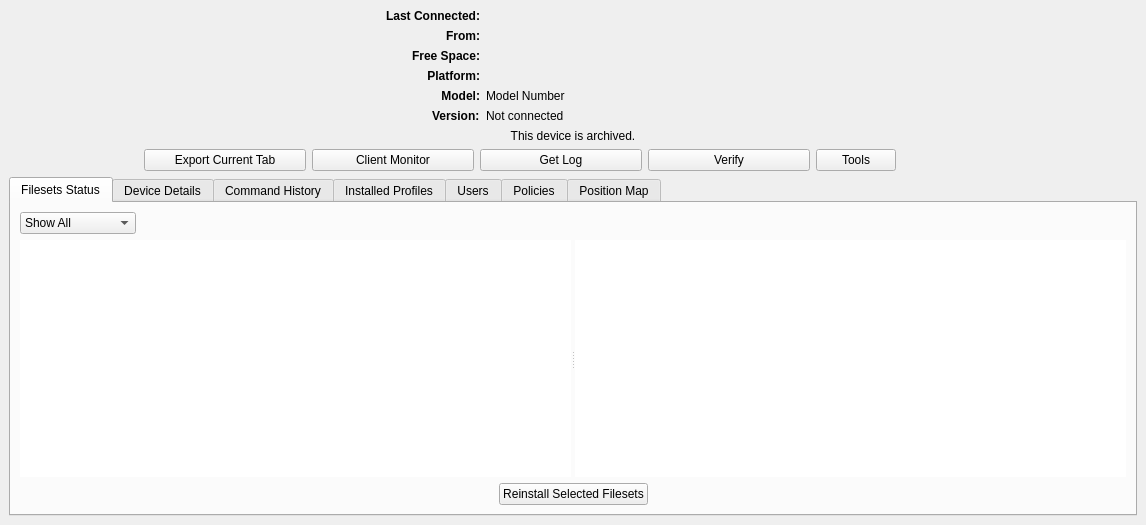
Qt form FWAdminLib/ClientReportDlg.ui (fw-dev/translations) before a commit.
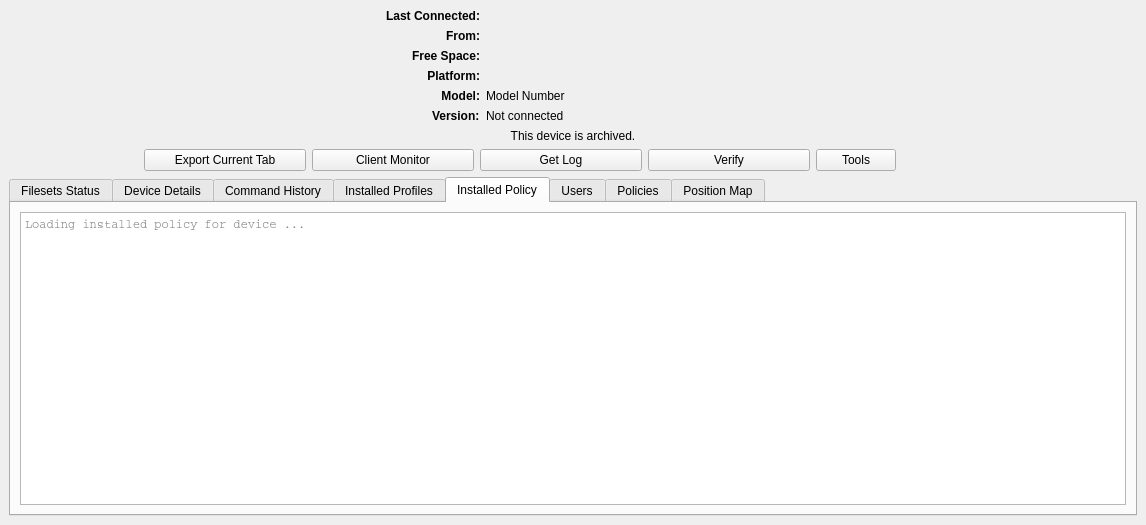
The same form after that commit. The open tabs and pages were chosen to show the change. Icons and pictures are not drawn. Custom widgets are drawn as their Qt base class.

```diff
--- a/FWAdminLib/ClientReportDlg.ui
+++ b/FWAdminLib/ClientReportDlg.ui
@@ -731,6 +731,43 @@
           </item>
          </layout>
         </widget>
+        <widget class="QWidget" name="tabEMMPolicy">
+         <attribute name="title">
+          <string>Installed Policy</string>
+         </attribute>
+         <layout class="QVBoxLayout" name="vl_emmInstalledPolicy">
+          <item>
+           <widget class="QTextEdit" name="emmInstalledPolicy">
+            <property name="font">
+             <font>
+              <family>Courier</family>
+             </font>
+            </property>
+            <property name="undoRedoEnabled">
+             <bool>false</bool>
+            </property>
+            <property name="lineWrapMode">
+             <enum>QTextEdit::NoWrap</enum>
+            </property>
+            <property name="readOnly">
+             <bool>true</bool>
+            </property>
+            <property name="acceptRichText">
+             <bool>false</bool>
+            </property>
+            <property name="cursorWidth">
+             <number>0</number>
+            </property>
+            <property name="textInteractionFlags">
+             <set>Qt::TextSelectableByKeyboard|Qt::TextSelectableByMouse</set>
+            </property>
+            <property name="placeholderText">
+             <string>Loading installed policy for device ...</string>
+            </property>
+           </widget>
+          </item>
+         </layout>
+        </widget>
         <widget class="QWidget" name="tabUsers">
          <attribute name="title">
           <string>Users</string>
```
